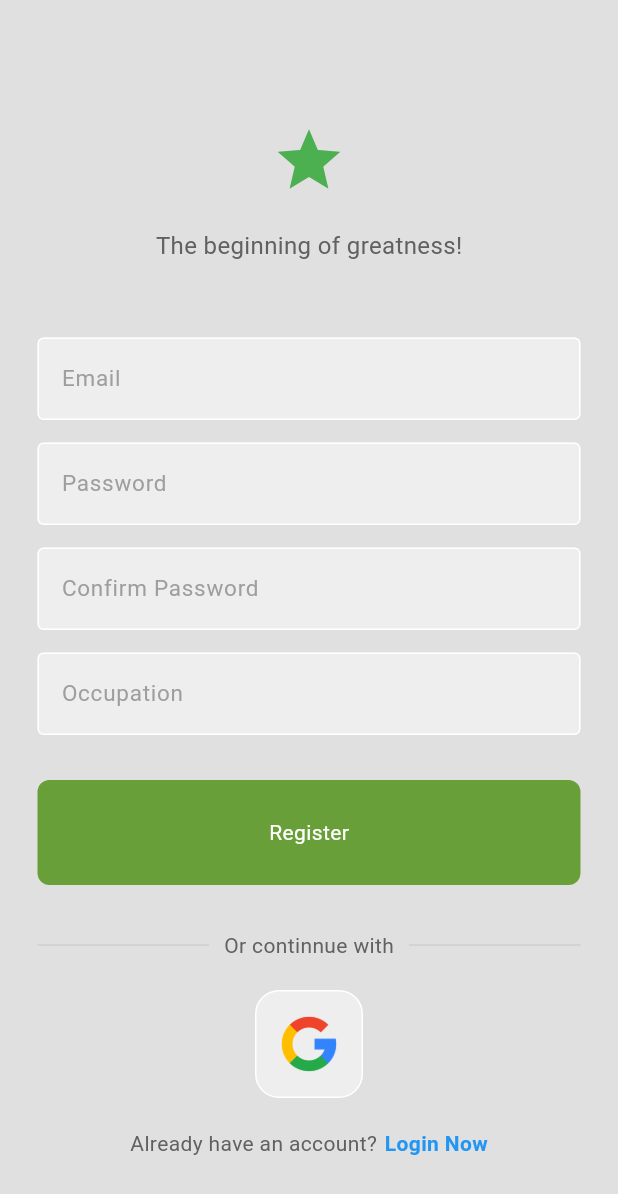
After one commit to hoanghm/Proact, a Flutter app: the screen it shows after launch, after a tap on "Register Now", on a phone screen of 412 x 824 dp. The commit adds this screen. Shown: the top 1194 px of the screen. Run offline on Flutter 3.47's test engine with Material 3 defaults, Android fonts, the phone set to English and light mode, and no system bars; our stand-ins replace cloud_firestore, firebase_auth, firebase_core, google_generative_ai; accounts and stored records are empty; network calls fail.

Commit message:
added SignUp view and transition between Login and Signup views

```diff
--- a/gemini_proact_flutter/lib/view/Auth/auth_page.dart
+++ b/gemini_proact_flutter/lib/view/Auth/auth_page.dart
@@ -2,7 +2,7 @@ import 'package:firebase_auth/firebase_auth.dart';
 import 'package:flutter/material.dart';
 
 import 'package:gemini_proact_flutter/view/Home/home_page.dart';
-import 'package:gemini_proact_flutter/view/Login/login_page.dart';
+import 'package:gemini_proact_flutter/view/Login-Signup/login_or_signup_page.dart';
 
 class AuthPage extends StatelessWidget {
   const AuthPage({super.key});
@@ -17,7 +17,7 @@ class AuthPage extends StatelessWidget {
             return HomePage(title: 'Proact Home Page');
           }
           else {                  // user not logged in
-            return LoginPage();
+            return LoginOrSingupPage();
           }
         },
       )
--- /dev/null
+++ b/gemini_proact_flutter/lib/view/Login-Signup/login_or_signup_page.dart
@@ -0,0 +1,37 @@
+import 'package:flutter/material.dart';
+
+import 'package:gemini_proact_flutter/view/Login-Signup/signup_page.dart';
+import 'package:gemini_proact_flutter/view/Login-Signup/login_page.dart';
+
+
+class LoginOrSingupPage extends StatefulWidget {
+  const LoginOrSingupPage({super.key});
+
+  @override
+  State<LoginOrSingupPage> createState() => _LoginOrSingupPageState();
+}
+
+class _LoginOrSingupPageState extends State<LoginOrSingupPage> {
+  bool showLoginPage = true;
+
+  // toggle between login and register
+  void togglePages() {
+    setState(() {
+      showLoginPage = !showLoginPage;
+    });
+  }
+
+  @override
+  Widget build(BuildContext context) {
+    if (showLoginPage) {
+      return LoginPage(
+        togglePageFunc: togglePages,
+      );
+    }
+    else {
+      return SignupPage(
+        togglePageFunc: togglePages,
+      );
+    }
+  }
+}
--- /dev/null
+++ b/gemini_proact_flutter/lib/view/Login-Signup/signup_page.dart
@@ -0,0 +1,250 @@
+import 'package:cloud_firestore/cloud_firestore.dart';
+import 'package:firebase_auth/firebase_auth.dart';
+import 'package:flutter/material.dart';
+import 'package:gemini_proact_flutter/view/Login-Signup/Components/my_button.dart';
+import 'package:gemini_proact_flutter/view/Login-Signup/Components/my_textfield.dart';
+import 'package:gemini_proact_flutter/view/Login-Signup/components/square_tile.dart';
+
+
+class SignupPage extends StatefulWidget {
+
+  final Function()? togglePageFunc;
+
+  SignupPage({super.key, required this.togglePageFunc});
+
+  @override
+  State<SignupPage> createState() => _SignupPageState();
+}
+
+class _SignupPageState extends State<SignupPage> {
+
+  final emailController = TextEditingController();
+  final passwordController = TextEditingController();
+  final confirmPasswordController = TextEditingController();
+  final occupationController = TextEditingController();
+
+  void registerUser() async {
+    print("Registering new user");
+    print("Email:" + emailController.text);
+    print("Password:" + passwordController.text);
+    print("Confirm Password:" + confirmPasswordController.text);
+    print("Occupation:" + occupationController.text);
+
+    // show loading circle
+    showDialog(context: context,
+    builder: (context) {
+        return Center(
+          child: CircularProgressIndicator(),
+        );
+      },
+    );
+
+    try {
+      // Check for consistent password
+      if (passwordController.text == confirmPasswordController.text) {
+        // Create new User on FirebaseAuth
+        UserCredential userCredential = await FirebaseAuth.instance.createUserWithEmailAndPassword(
+          email: emailController.text,
+          password: passwordController.text
+        );
+        String userId = userCredential.user!.uid;
+
+        // Create new User on Cloud Firestore
+        await FirebaseFirestore.instance
+          .collection('User')
+          .add({
+            'email': emailController.text,
+            'vaultedId': userId,
+            'occupation': occupationController.text
+          });
+
+        Navigator.pop(context); // pop the loading circle
+      }
+      else {
+        Navigator.pop(context); // pop the loading circle
+        showErrorMessage("Passwords do not match.");
+      }
+    }
+    on FirebaseAuthException catch (e) {
+        Navigator.pop(context); // pop the loading circle
+        showErrorMessage(e.code);
+    }
+    on FirebaseException catch (e) {
+      Navigator.pop(context); // pop the loading circle
+      showErrorMessage(e.code);
+    }
+
+    print("User registration finished");
+  }
+
+void showErrorMessage(String message) {
+    showDialog(
+      context: context,
+      builder: (context) {
+        return AlertDialog(
+          backgroundColor: Colors.brown,
+          title: Center(
+            child: Text(
+              message,
+              style: const TextStyle(color: Colors.white)
+            )
+          ),
+        );
+      }
+    );
+  }
+
+
+  @override
+  Widget build(BuildContext context) {
+
+    return Scaffold(
+      backgroundColor: Colors.grey[300],
+      body: Center(
+          child: SingleChildScrollView(
+            child: Column(
+              children: [
+                    const SizedBox(height: 30),
+
+                    //logo
+                    const Icon(
+                      Icons.star,
+                      size: 50,
+                      color: Colors.green,
+                    ),
+
+                    const SizedBox(height: 20),
+
+                    // greetings text
+                    Text(
+                      'The beginning of greatness!',
+                      style: TextStyle(color: Colors.grey[700], fontSize:16)
+                    ),
+
+                    const SizedBox(height: 20),
+
+                Column(
+                  mainAxisAlignment: MainAxisAlignment.center,
+                  children: [
+                    const SizedBox(height: 30),
+
+                    // Email
+                    MyTextfield(
+                      controller: emailController,
+                      hintText: 'Email',
+                      obscureText: false,
+                    ),
+
+                    SizedBox(height: 15,),
+
+                    // Password
+                    MyTextfield(
+                      controller: passwordController,
+                      hintText: 'Password',
+                      obscureText: true,
+                    ),
+
+                    SizedBox(height: 15,),
+
+                    // Confirm Password
+                    MyTextfield(
+                      controller: confirmPasswordController,
+                      hintText: 'Confirm Password',
+                      obscureText: true,
+                    ),
+
+                    SizedBox(height: 15,),
+
+                    // Occupation
+                    MyTextfield(
+                      controller: occupationController,
+                      hintText: 'Occupation',
+                      obscureText: false,
+                    ),
+
+                    SizedBox(height: 30,),
+
+                    // Sign Up button
+                    MyButton(
+                      text: "Register",
+                      onTap: registerUser,
+                    ),
+
+                    const SizedBox(height: 30),
+
+                    // or continue with
+                    Padding(
+                      padding: const EdgeInsets.symmetric(horizontal: 25.0),
+                      child: Row(
+                        children: [
+                          Expanded(
+                            child: Divider(
+                              thickness: 0.5,
+                              color: Colors.grey[400],
+                            ),
+                          ),
+                          Padding(
+                            padding: const EdgeInsets.symmetric(horizontal: 10.0),
+                            child: Text(
+                              'Or continnue with',
+                              style: TextStyle(color: Colors.grey[700]),
+                            ),
+                          ),
+                          Expanded(
+                            child: Divider(
+                              thickness: 0.5,
+                              color: Colors.grey[400],
+                            ),
+                          ),
+                        ],
+                      ),
+                    ),
+
+                    const SizedBox(height: 20),
+
+                    // google sigin buttons
+                    const Row(
+                      mainAxisAlignment: MainAxisAlignment.center,
+                      children: [
+                        // google button
+                      SquareTile(
+                        imagePath: 'lib/images/google.png'
+                      ),
+
+                      ],
+                    ),
+
+                    const SizedBox(height: 20),
+
+                    // not a remmeber? register now
+                    Row(
+                      mainAxisAlignment: MainAxisAlignment.center,
+                      children: [
+                        Text(
+                          'Already have an account?',
+                          style: TextStyle(
+                            color: Colors.grey[700],
+                          )
+                        ),
+                        const SizedBox(width: 5,),
+                        GestureDetector(
+                          onTap: widget.togglePageFunc,
+                          child: const Text(
+                            'Login Now',
+                            style: TextStyle(
+                              color: Colors.blue,
+                              fontWeight: FontWeight.bold,
+                            )
+                          ),
+                        )
+                      ],
+                    )
+                  ]
+                )
+              ]
+            ),
+          )
+      ),
+    );
+  }
+}
--- a/gemini_proact_flutter/lib/view/root.dart
+++ b/gemini_proact_flutter/lib/view/root.dart
@@ -1,5 +1,4 @@
 import 'package:flutter/material.dart';
-import 'package:gemini_proact_flutter/view/Home/home_page.dart';
 import 'package:gemini_proact_flutter/view/Auth/auth_page.dart';
 
 class Proact extends StatelessWidget {
```
Also changed, not shown: gemini_proact_flutter/lib/view/Login-Signup/login_page.dart (renamed from gemini_proact_flutter/lib/view/Login/login_page.dart, +37 -28 lines), gemini_proact_flutter/lib/view/Login-Signup/components/my_button.dart (renamed from gemini_proact_flutter/lib/view/Login/components/my_button.dart), gemini_proact_flutter/lib/view/Login-Signup/components/my_textfield.dart (renamed from gemini_proact_flutter/lib/view/Login/components/my_textfield.dart), gemini_proact_flutter/lib/view/Login-Signup/components/square_tile.dart (renamed from gemini_proact_flutter/lib/view/Login/components/square_tile.dart).
